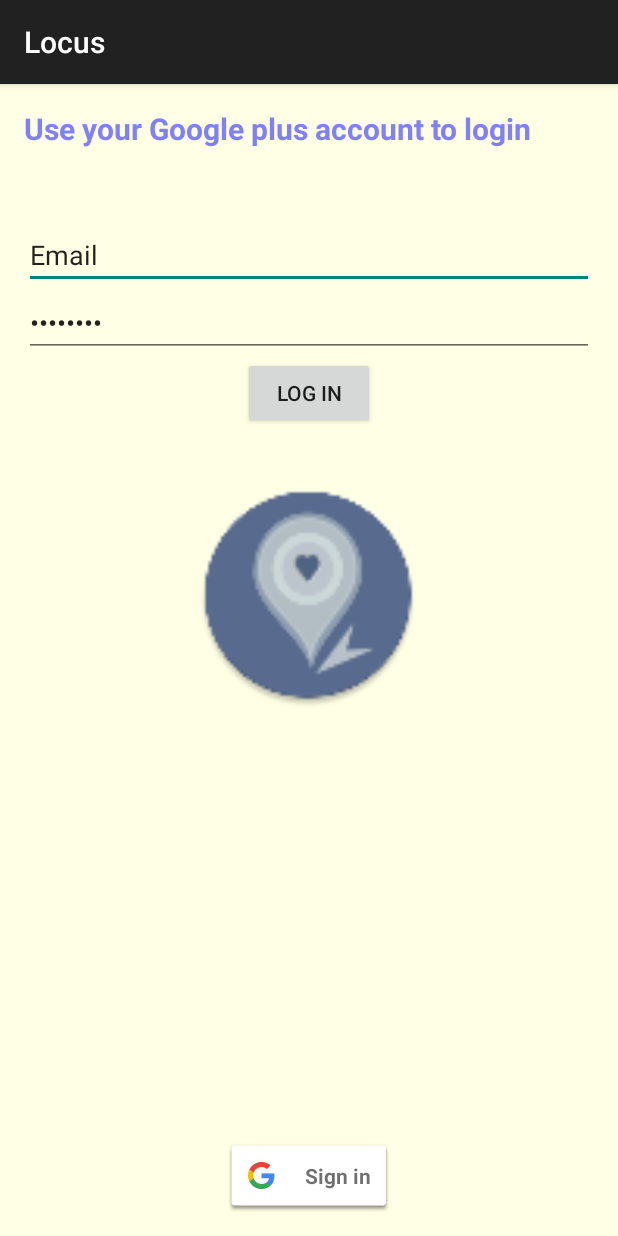
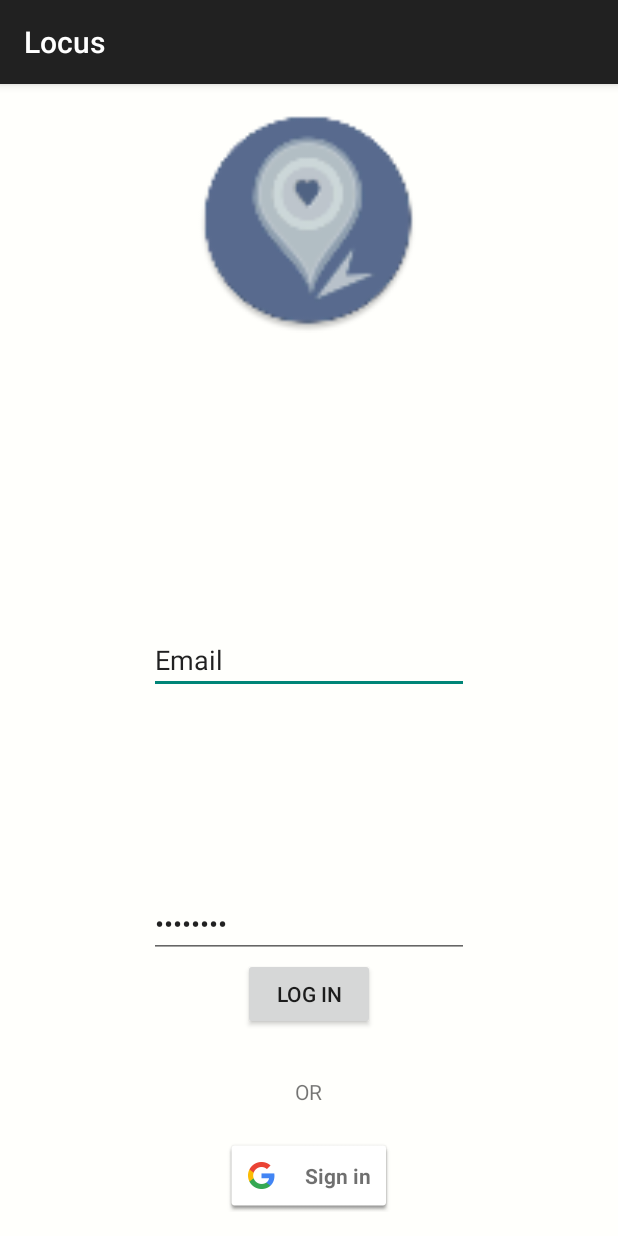
Before and after one commit to arjunnn/Locus-1, an Android app: the screen it shows after launch (Login_Activity), on a phone screen of 412 x 824 dp. Run offline under Robolectric (Android 15) with nearby library versions, the phone set to English and light mode, and no system bars; 1 statement that could not run was skipped.

Commit message:
hallelujah
updated UI and message strings

```diff
--- a/app/src/debug/res/values/google_maps_api.xml
+++ b/app/src/debug/res/values/google_maps_api.xml
@@ -13,6 +13,5 @@
     string in this file.
     -->
     <string name="google_maps_key" translatable="false" templateMergeStrategy="preserve">
-        AIzaSyCXtgat8E7HpytR5bWNCWVWy7aW8H8LKM0
-    </string>
+AIzaSyC_mSCENypKTzup7CJCIgSdnGyrcDDeN_Q    </string>
 </resources>
--- a/app/src/main/java/sara/locus/Login_Activity.java
+++ b/app/src/main/java/sara/locus/Login_Activity.java
@@ -1,8 +1,8 @@
 package sara.locus;
 
 import android.content.Intent;
-import android.support.v7.app.ActionBarActivity;
 import android.os.Bundle;
+import android.support.v7.app.AppCompatActivity;
 import android.util.Log;
 import android.view.Menu;
 import android.view.MenuItem;
@@ -10,7 +10,6 @@
 import android.widget.TextView;
 
 import com.google.android.gms.auth.api.Auth;
-import com.google.android.gms.auth.api.signin.GoogleSignInAccount;
 import com.google.android.gms.auth.api.signin.GoogleSignInOptions;
 import com.google.android.gms.auth.api.signin.GoogleSignInResult;
 import com.google.android.gms.common.ConnectionResult;
@@ -18,7 +17,7 @@
 import com.google.android.gms.common.api.GoogleApiClient;
 
 
-public class Login_Activity extends ActionBarActivity implements
+public class Login_Activity extends AppCompatActivity implements
         GoogleApiClient.OnConnectionFailedListener,
         View.OnClickListener {
 
@@ -105,26 +104,19 @@
     private void handleSignInResult(GoogleSignInResult result) {
         Log.d(TAG, "handleSignInResult:" + result.isSuccess());
         if (result.isSuccess()) {
-            // Signed in successfully, show authenticated UI.
-           // GoogleSignInAccount acct = result.getSignInAccount();
-           // TextView displaysuccess = (TextView) findViewById(R.id.logintext);
-           // displaysuccess.setText("Sign in Successful");
+            TextView displayLoginSuccess = (TextView) findViewById(R.id.loginText);
+            String loginSuccessString = getString(R.string.loginSuccessMessage);
+            displayLoginSuccess.setText(loginSuccessString);
+            //proceed to Map activity
             Intent i = new Intent(getApplicationContext(),MapsActivity.class);
             startActivity(i);
-
-
-           // mStatusTextView.setText(getString(R.string.signed_in_fmt, acct.getDisplayName()));
-            //updateUI(true);
-        } else {
-
-            TextView displayfail = (TextView) findViewById(R.id.logintext);
-            displayfail.setText("Sign in failed");
-            // Signed out, show unauthenticated UI.
-            //updateUI(false);
+        }
+        else {
+            TextView displayLoginFail = (TextView) findViewById(R.id.loginText);
+            String loginSuccessString = getString(R.string.loginFailMessage);
+            displayLoginFail.setText(loginSuccessString);
         }
     }
-
-    //~Google sign in button code
 
     @Override
     public void onConnectionFailed(ConnectionResult connectionResult) {
--- a/app/src/main/res/layout/activity_login_.xml
+++ b/app/src/main/res/layout/activity_login_.xml
@@ -4,7 +4,8 @@
     android:paddingRight="@dimen/activity_horizontal_margin"
     android:paddingTop="@dimen/activity_vertical_margin"
     android:paddingBottom="@dimen/activity_vertical_margin" tools:context=".Login_Activity"
-    android:background="#ffffe5">
+    android:background="#fffffc">
+
 
     <EditText
         android:layout_width="wrap_content"
@@ -12,14 +13,10 @@
         android:inputType="textEmailAddress"
         android:ems="10"
         android:id="@+id/email"
-        android:layout_marginTop="48dp"
         android:text="@string/email"
         android:textAlignment="center"
-        android:layout_below="@+id/logintext"
-        android:layout_alignParentLeft="true"
-        android:layout_alignParentStart="true"
-        android:layout_alignRight="@+id/logintext"
-        android:layout_alignEnd="@+id/logintext" />
+        android:layout_centerVertical="true"
+        android:layout_centerHorizontal="true" />
 
     <EditText
         android:layout_width="wrap_content"
@@ -28,43 +25,40 @@
         android:ems="10"
         android:id="@+id/password"
         android:text="@string/password"
-        android:layout_below="@+id/email"
-        android:layout_alignParentLeft="true"
-        android:layout_alignParentStart="true"
-        android:layout_alignRight="@+id/email"
-        android:layout_alignEnd="@+id/email" />
+        android:layout_above="@+id/login"
+        android:layout_alignLeft="@+id/email"
+        android:layout_alignStart="@+id/email" />
 
     <TextView
         android:layout_width="wrap_content"
         android:layout_height="wrap_content"
-        android:text="@string/logintext"
-        android:id="@+id/logintext"
-        android:layout_alignParentLeft="true"
-        android:layout_alignParentStart="true"
-        android:layout_alignParentTop="true"
-        android:textSize="20dp"
+        android:text="@string/loginText"
+        android:id="@+id/loginText"
+        android:textSize="20sp"
         android:textStyle="bold"
         android:textColor="#8080ff"
-        android:layout_alignParentRight="true"
-        android:layout_alignParentEnd="true"
         style="@style/Base.TextAppearance.AppCompat.Medium"
-        android:fontFamily="@string/abc_action_bar_home_description" />
+        android:fontFamily="@string/abc_action_bar_home_description"
+        android:layout_above="@+id/email"
+        android:layout_centerHorizontal="true"
+        android:layout_marginBottom="15dp" />
 
     <Button
         android:layout_width="wrap_content"
         android:layout_height="wrap_content"
         android:text="@string/login"
         android:id="@+id/login"
-        android:layout_below="@+id/password"
-        android:layout_centerHorizontal="true" />
+        android:layout_above="@+id/textView"
+        android:layout_centerHorizontal="true"
+        android:layout_marginBottom="31dp" />
 
     <ImageView
-        android:layout_width="150dp"
-        android:layout_height="150dp"
+        android:contentDescription="@string/loginText"
+        android:layout_width="150sp"
+        android:layout_height="150sp"
         android:src="@mipmap/logo"
-        android:layout_marginTop="36dp"
         android:id="@+id/imageView"
-        android:layout_below="@+id/login"
+        android:layout_alignParentTop="true"
         android:layout_centerHorizontal="true" />
 
     <com.google.android.gms.common.SignInButton
@@ -74,4 +68,14 @@
         android:layout_alignParentBottom="true"
         android:layout_centerHorizontal="true" />
 
+    <TextView
+        android:layout_width="wrap_content"
+        android:layout_height="wrap_content"
+        android:textAppearance="?android:attr/textAppearanceSmall"
+        android:text="@string/loginOptionSeparator"
+        android:id="@+id/textView"
+        android:layout_marginBottom="22dp"
+        android:layout_above="@+id/sign_in_button"
+        android:layout_centerHorizontal="true" />
+
 </RelativeLayout>
--- a/app/src/main/res/values/strings.xml
+++ b/app/src/main/res/values/strings.xml
@@ -3,10 +3,14 @@
     <string name="action_settings">Settings</string>
     <string name="email">Email</string>
     <string name="password">Password</string>
-    <string name="logintext">Use your Google plus account to login</string>
+    <string name="loginText"> </string>
+    <string name="loginSuccessMessage">Successfully Signed In!</string>
+    <string name="loginFailMessage">Login Failed :(</string>
     <string name="login">Log In</string>
-    <string name="title_activity_map_">Map_Activity</string>
-
+    <string name="title_activity_map_">MapsActivity</string>
+    <string name="loginOptionSeparator">OR</string>
+    <string name="facebook_app_id">788404937955665</string>
+    <string name="google_maps_key">AIzaSyC_mSCENypKTzup7CJCIgSdnGyrcDDeN_Q</string>
     <string name="hello_world">Hello world!</string>
     <string name="title_activity_maps">Map</string>
 </resources>
```
Also changed, not shown: 4 other files.
